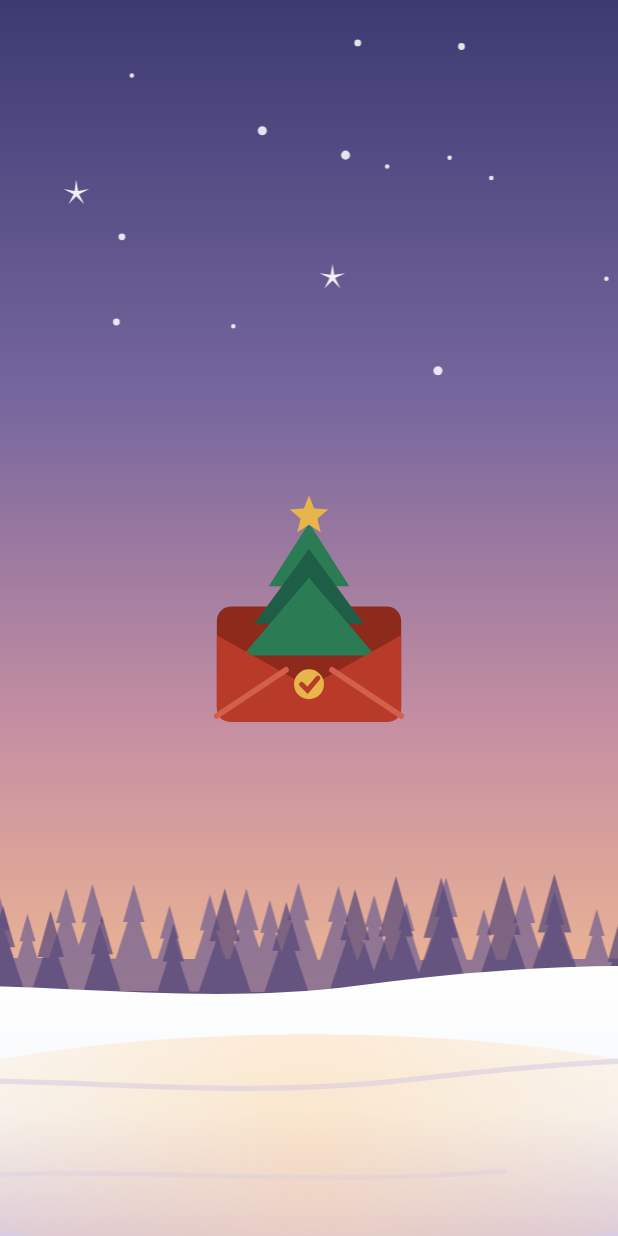
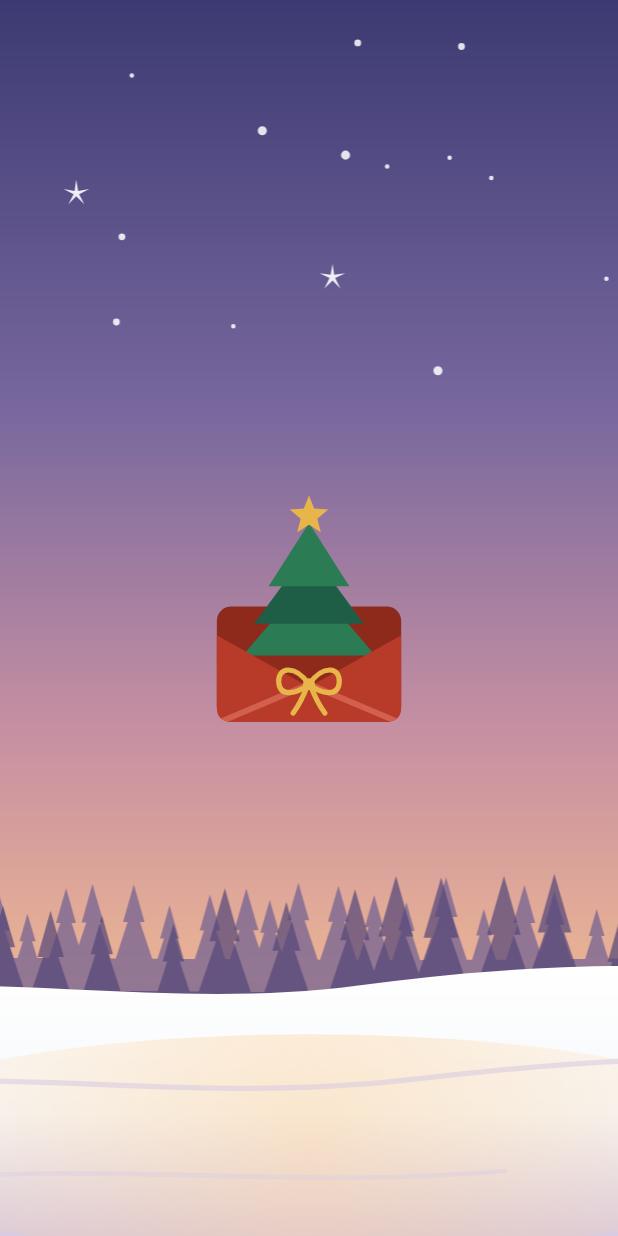
Before and after one commit to hambaksanta/merrycri-client, an Android app: the layout fragment_intro.xml on its own in the app's theme, with its tools: preview values and no code run, on a phone screen of 412 x 824 dp. Run offline under Robolectric (Android 15) with nearby library versions, the phone set to English and light mode, and no system bars.

Commit message:
DESIGN: [A] 편지 트리 아이콘 다듬기 — 리본 매듭, 접힌 선 정리, 트리 세모 겹침 순서

```diff
--- a/app/src/main/res/drawable/ic_launcher_foreground.xml
+++ b/app/src/main/res/drawable/ic_launcher_foreground.xml
@@ -1,6 +1,7 @@
 <?xml version="1.0" encoding="utf-8"?>
 <!-- 앱 아이콘 B 편지 트리 (적응형 전경, 스플래시 아이콘) · 담당: A -->
 <vector xmlns:android="http://schemas.android.com/apk/res/android"
+    xmlns:aapt="http://schemas.android.com/aapt"
     android:width="108dp"
     android:height="108dp"
     android:viewportWidth="108"
@@ -11,16 +12,16 @@
         android:scaleX="0.72"
         android:scaleY="0.72">
         <path
-            android:pathData="M27,50h54a5,5 0,0 1,5,5v30a5,5 0,0 1,-5,5h-54a5,5 0,0 1,-5,-5v-30a5,5 0,0 1,5,-5Z"
+            android:pathData="M27.0,50.0h54.0a5.0,5.0 0,0 1,5.0,5.0v30.0a5.0,5.0 0,0 1,-5.0,5.0h-54.0a5.0,5.0 0,0 1,-5.0,-5.0v-30.0a5.0,5.0 0,0 1,5.0,-5.0Z"
             android:fillColor="#FF8E2A1C" />
         <path
-            android:pathData="M54.0,21.0L68.0,43.0L40.0,43.0Z"
+            android:pathData="M54.0,40.0L77.0,67.0L31.0,67.0Z"
             android:fillColor="#FF2B7B54" />
         <path
             android:pathData="M54.0,30.0L73.0,56.0L35.0,56.0Z"
             android:fillColor="#FF1F5E46" />
         <path
-            android:pathData="M54.0,40.0L77.0,67.0L31.0,67.0Z"
+            android:pathData="M54.0,21.0L68.0,43.0L40.0,43.0Z"
             android:fillColor="#FF2B7B54" />
         <path
             android:pathData="M54.0,11.5L55.8,16.0L60.7,16.3L56.9,19.5L58.1,24.2L54.0,21.6L49.9,24.2L51.1,19.5L47.3,16.3L52.2,16.0Z"
@@ -28,23 +29,29 @@
         <path
             android:pathData="M22,60L54,78L86,60L86,85Q86,90 81,90L27,90Q22,90 22,85Z"
             android:fillColor="#FFB83A28" />
+        <group>
+            <clip-path android:pathData="M22,60L54,78L86,60L86,85Q86,90 81,90L27,90Q22,90 22,85Z" />
+            <path
+                android:pathData="M21,91L54,77M87,91L54,77"
+                android:strokeColor="#FFD2604C"
+                android:strokeWidth="2"
+                android:strokeLineCap="round"
+                android:strokeLineJoin="round" />
+        </group>
         <path
-            android:pathData="M22.0,88.0L46.0,72.0"
-            android:strokeColor="#FFD2604C"
-            android:strokeWidth="2"
-            android:strokeLineCap="round" />
+            android:pathData="M54,77C49,70 43,71 43.5,76.5C44,81.5 49.5,80.5 54,77M54,77C59,70 65,71 64.5,76.5C64,81.5 58.5,80.5 54,77"
+            android:strokeColor="#FFE8B54A"
+            android:strokeWidth="1.8"
+            android:strokeLineCap="round"
+            android:strokeLineJoin="round" />
         <path
-            android:pathData="M86.0,88.0L62.0,72.0"
-            android:strokeColor="#FFD2604C"
-            android:strokeWidth="2"
-            android:strokeLineCap="round" />
+            android:pathData="M53.2,78Q51.4,83 48.5,87M54.8,78Q56.6,83 59.5,87"
+            android:strokeColor="#FFE8B54A"
+            android:strokeWidth="1.8"
+            android:strokeLineCap="round"
+            android:strokeLineJoin="round" />
         <path
-            android:pathData="M48.8,77.0a5.2,5.2 0,1 0,10.4,0a5.2,5.2 0,1 0,-10.4,0Z"
+            android:pathData="M51.9,77.0a2.1,2.1 0,1 0,4.2,0a2.1,2.1 0,1 0,-4.2,0Z"
             android:fillColor="#FFE8B54A" />
-        <path
-            android:pathData="M51.4,77l2.1,2.1l3.6,-4.2"
-            android:strokeColor="#FFB83A28"
-            android:strokeWidth="1.7"
-            android:strokeLineCap="round" />
     </group>
 </vector>
--- a/app/src/main/res/drawable/intro_envelope_back.xml
+++ b/app/src/main/res/drawable/intro_envelope_back.xml
@@ -1,6 +1,7 @@
 <?xml version="1.0" encoding="utf-8"?>
 <!-- 인트로 1층: 봉투 안쪽 · 담당: A -->
 <vector xmlns:android="http://schemas.android.com/apk/res/android"
+    xmlns:aapt="http://schemas.android.com/aapt"
     android:width="108dp"
     android:height="108dp"
     android:viewportWidth="108"
@@ -11,7 +12,7 @@
         android:scaleX="0.72"
         android:scaleY="0.72">
         <path
-            android:pathData="M27,50h54a5,5 0,0 1,5,5v30a5,5 0,0 1,-5,5h-54a5,5 0,0 1,-5,-5v-30a5,5 0,0 1,5,-5Z"
+            android:pathData="M27.0,50.0h54.0a5.0,5.0 0,0 1,5.0,5.0v30.0a5.0,5.0 0,0 1,-5.0,5.0h-54.0a5.0,5.0 0,0 1,-5.0,-5.0v-30.0a5.0,5.0 0,0 1,5.0,-5.0Z"
             android:fillColor="#FF8E2A1C" />
     </group>
 </vector>
--- a/app/src/main/res/drawable/intro_envelope_front.xml
+++ b/app/src/main/res/drawable/intro_envelope_front.xml
@@ -1,6 +1,7 @@
 <?xml version="1.0" encoding="utf-8"?>
 <!-- 인트로 3층: 봉투 앞면·봉인 · 담당: A -->
 <vector xmlns:android="http://schemas.android.com/apk/res/android"
+    xmlns:aapt="http://schemas.android.com/aapt"
     android:width="108dp"
     android:height="108dp"
     android:viewportWidth="108"
@@ -13,23 +14,29 @@
         <path
             android:pathData="M22,60L54,78L86,60L86,85Q86,90 81,90L27,90Q22,90 22,85Z"
             android:fillColor="#FFB83A28" />
+        <group>
+            <clip-path android:pathData="M22,60L54,78L86,60L86,85Q86,90 81,90L27,90Q22,90 22,85Z" />
+            <path
+                android:pathData="M21,91L54,77M87,91L54,77"
+                android:strokeColor="#FFD2604C"
+                android:strokeWidth="2"
+                android:strokeLineCap="round"
+                android:strokeLineJoin="round" />
+        </group>
         <path
-            android:pathData="M22.0,88.0L46.0,72.0"
-            android:strokeColor="#FFD2604C"
-            android:strokeWidth="2"
-            android:strokeLineCap="round" />
+            android:pathData="M54,77C49,70 43,71 43.5,76.5C44,81.5 49.5,80.5 54,77M54,77C59,70 65,71 64.5,76.5C64,81.5 58.5,80.5 54,77"
+            android:strokeColor="#FFE8B54A"
+            android:strokeWidth="1.8"
+            android:strokeLineCap="round"
+            android:strokeLineJoin="round" />
         <path
-            android:pathData="M86.0,88.0L62.0,72.0"
-            android:strokeColor="#FFD2604C"
-            android:strokeWidth="2"
-            android:strokeLineCap="round" />
+            android:pathData="M53.2,78Q51.4,83 48.5,87M54.8,78Q56.6,83 59.5,87"
+            android:strokeColor="#FFE8B54A"
+            android:strokeWidth="1.8"
+            android:strokeLineCap="round"
+            android:strokeLineJoin="round" />
         <path
-            android:pathData="M48.8,77.0a5.2,5.2 0,1 0,10.4,0a5.2,5.2 0,1 0,-10.4,0Z"
+            android:pathData="M51.9,77.0a2.1,2.1 0,1 0,4.2,0a2.1,2.1 0,1 0,-4.2,0Z"
             android:fillColor="#FFE8B54A" />
-        <path
-            android:pathData="M51.4,77l2.1,2.1l3.6,-4.2"
-            android:strokeColor="#FFB83A28"
-            android:strokeWidth="1.7"
-            android:strokeLineCap="round" />
     </group>
 </vector>
--- a/app/src/main/res/drawable/intro_tree.xml
+++ b/app/src/main/res/drawable/intro_tree.xml
@@ -1,6 +1,7 @@
 <?xml version="1.0" encoding="utf-8"?>
 <!-- 인트로 2층: 봉투 속 트리 (자라서 내 트리가 됨) · 담당: A -->
 <vector xmlns:android="http://schemas.android.com/apk/res/android"
+    xmlns:aapt="http://schemas.android.com/aapt"
     android:width="108dp"
     android:height="108dp"
     android:viewportWidth="108"
@@ -11,13 +12,13 @@
         android:scaleX="0.72"
         android:scaleY="0.72">
         <path
-            android:pathData="M54.0,21.0L68.0,43.0L40.0,43.0Z"
+            android:pathData="M54.0,40.0L77.0,67.0L31.0,67.0Z"
             android:fillColor="#FF2B7B54" />
         <path
             android:pathData="M54.0,30.0L73.0,56.0L35.0,56.0Z"
             android:fillColor="#FF1F5E46" />
         <path
-            android:pathData="M54.0,40.0L77.0,67.0L31.0,67.0Z"
+            android:pathData="M54.0,21.0L68.0,43.0L40.0,43.0Z"
             android:fillColor="#FF2B7B54" />
         <path
             android:pathData="M54.0,11.5L55.8,16.0L60.7,16.3L56.9,19.5L58.1,24.2L54.0,21.6L49.9,24.2L51.1,19.5L47.3,16.3L52.2,16.0Z"
```
